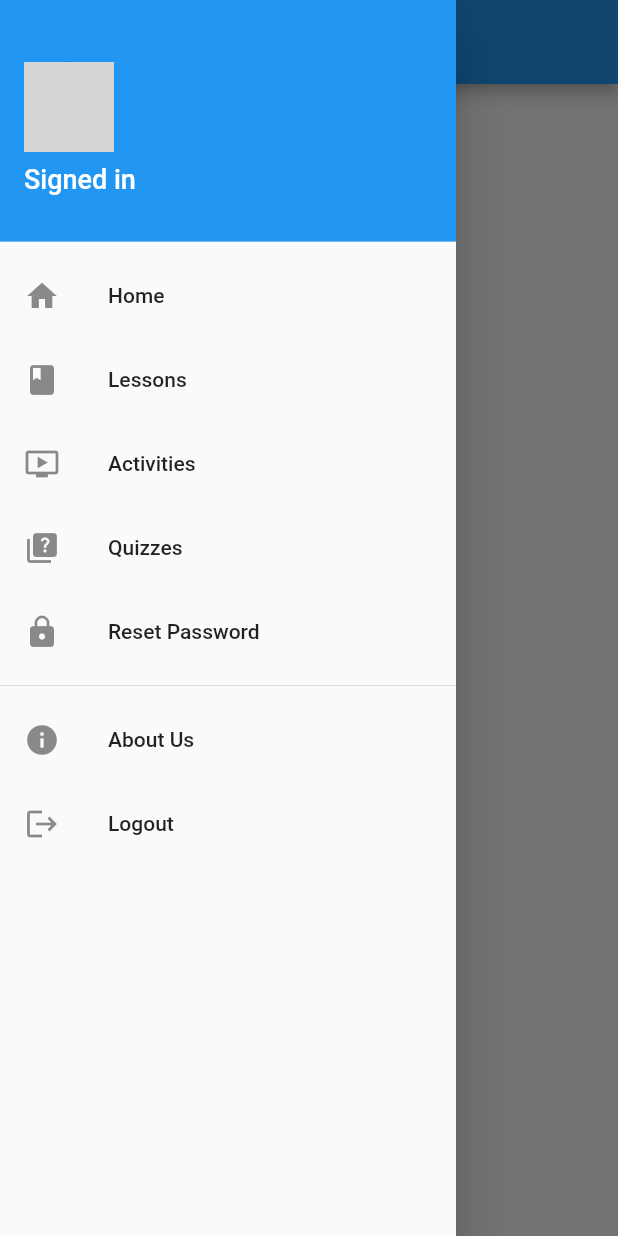
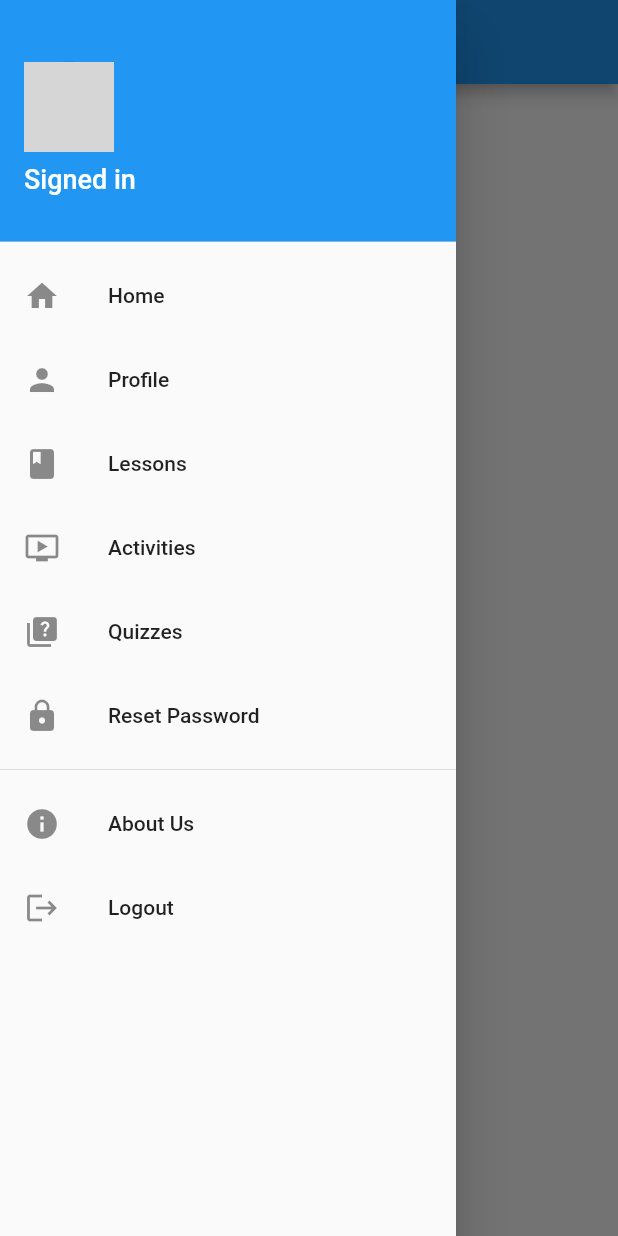
Before and after one commit to sagexfors/basicprog, a Flutter app: the screen it shows once a user with an empty profile is signed in, with the side drawer open, on a phone screen of 412 x 824 dp. Run offline on Flutter 3.47's test engine with Material 2 defaults, Android fonts, the light colour scheme and no system bars; our stand-ins replace cloud_firestore, firebase_auth, firebase_core, firebase_storage, flutter_svg, image_picker; accounts and stored records are empty; generated files the repository leaves out were written again; network calls fail; grey boxes are pictures that could not be loaded.

Commit message:
Add profile picture upload

```diff
--- a/lib/Pages/home_page.dart
+++ b/lib/Pages/home_page.dart
@@ -1,3 +1,4 @@
+import 'package:basicprog/Pages/profile_page.dart';
 import 'package:basicprog/Pages/quizzes_page.dart';
 import 'package:basicprog/Pages/reset_password_page.dart';
 import 'package:firebase_auth/firebase_auth.dart';
@@ -42,47 +43,27 @@ class NavigationDrawer extends StatelessWidget {
       child: ListView(
         padding: EdgeInsets.zero,
         children: [
-          DrawerHeader(
-            decoration: const BoxDecoration(
-              color: Colors.blue,
-            ),
-            child: Column(
-              crossAxisAlignment: CrossAxisAlignment.start,
-              mainAxisAlignment: MainAxisAlignment.end,
-              children: [
-                CircleAvatar(
-                  radius: 30,
-                  backgroundImage: NetworkImage(user!.photoURL ?? ''),
-                ),
-                const SizedBox(height: 8),
-                const Text(
-                  'Signed in',
-                  style: TextStyle(
-                    color: Colors.white,
-                    fontSize: 18,
-                  ),
-                ),
-                const SizedBox(height: 4),
-                Text(
-                  user.email!,
-                  style: const TextStyle(
-                    color: Colors.white,
-                    fontSize: 16,
-                  ),
-                ),
-              ],
-            ),
-          ),
-          ListTile(
-            title: const Text('Home'),
-            leading: const Icon(Icons.home),
+          DrawerHeaderWidget(user: user),
+          DrawerItemWidget(
+            icon: Icons.home,
+            title: 'Home',
             onTap: () {
-              Navigator.pop(context); // Close the drawer
+              Navigator.pop(context);
             },
           ),
-          ListTile(
-            title: const Text('Lessons'),
-            leading: const Icon(Icons.book),
+          DrawerItemWidget(
+            icon: Icons.person,
+            title: 'Profile',
+            onTap: () {
+              Navigator.push(
+                context,
+                MaterialPageRoute(builder: (context) => ProfilePage()),
+              );
+            },
+          ),
+          DrawerItemWidget(
+            icon: Icons.book,
+            title: 'Lessons',
             onTap: () {
               Navigator.push(
                 context,
@@ -90,9 +71,9 @@ class NavigationDrawer extends StatelessWidget {
               );
             },
           ),
-          ListTile(
-            title: const Text('Activities'),
-            leading: const Icon(Icons.ondemand_video),
+          DrawerItemWidget(
+            icon: Icons.ondemand_video,
+            title: 'Activities',
             onTap: () {
               Navigator.push(
                 context,
@@ -100,9 +81,9 @@ class NavigationDrawer extends StatelessWidget {
               );
             },
           ),
-          ListTile(
-            title: const Text('Quizzes'),
-            leading: const Icon(Icons.quiz),
+          DrawerItemWidget(
+            icon: Icons.quiz,
+            title: 'Quizzes',
             onTap: () {
               Navigator.push(
                 context,
@@ -110,32 +91,33 @@ class NavigationDrawer extends StatelessWidget {
               );
             },
           ),
-          ListTile(
-            title: const Text('Reset Password'),
-            leading: const Icon(Icons.lock),
+          DrawerItemWidget(
+            icon: Icons.lock,
+            title: 'Reset Password',
             onTap: () {
               Navigator.push(
                 context,
                 MaterialPageRoute(
-                    builder: (context) => const ResetPasswordPage()),
+                  builder: (context) => const ResetPasswordPage(),
+                ),
               );
             },
           ),
           const Divider(),
-          ListTile(
-            title: const Text('About Us'),
-            leading: const Icon(Icons.info),
+          DrawerItemWidget(
+            icon: Icons.info,
+            title: 'About Us',
             onTap: () {
               Navigator.pushNamed(context, '/about-us');
             },
           ),
           const Spacer(),
-          ListTile(
-            title: const Text('Logout'),
-            leading: const Icon(Icons.logout),
+          DrawerItemWidget(
+            icon: Icons.logout,
+            title: 'Logout',
             onTap: () {
               FirebaseAuth.instance.signOut();
-              Navigator.pop(context); // Close the drawer
+              Navigator.pop(context);
             },
           ),
         ],
@@ -143,3 +125,67 @@ class NavigationDrawer extends StatelessWidget {
     );
   }
 }
+
+class DrawerHeaderWidget extends StatelessWidget {
+  final User? user;
+
+  const DrawerHeaderWidget({Key? key, required this.user}) : super(key: key);
+
+  @override
+  Widget build(BuildContext context) {
+    return DrawerHeader(
+      decoration: const BoxDecoration(
+        color: Colors.blue,
+      ),
+      child: Column(
+        crossAxisAlignment: CrossAxisAlignment.start,
+        mainAxisAlignment: MainAxisAlignment.end,
+        children: [
+          CircleAvatar(
+            radius: 30,
+            backgroundImage: NetworkImage(user!.photoURL ?? ''),
+            //TODO: get image from cloud firestore instead. if no image then default avatar.
+          ),
+          const SizedBox(height: 8),
+          const Text(
+            'Signed in',
+            style: TextStyle(
+              color: Colors.white,
+              fontSize: 18,
+            ),
+          ),
+          const SizedBox(height: 4),
+          Text(
+            user!.email!,
+            style: const TextStyle(
+              color: Colors.white,
+              fontSize: 16,
+            ),
+          ),
+        ],
+      ),
+    );
+  }
+}
+
+class DrawerItemWidget extends StatelessWidget {
+  final IconData icon;
+  final String title;
+  final VoidCallback onTap;
+
+  const DrawerItemWidget({
+    Key? key,
+    required this.icon,
+    required this.title,
+    required this.onTap,
+  }) : super(key: key);
+
+  @override
+  Widget build(BuildContext context) {
+    return ListTile(
+      title: Text(title),
+      leading: Icon(icon),
+      onTap: onTap,
+    );
+  }
+}
--- a/pubspec.yaml
+++ b/pubspec.yaml
@@ -39,6 +39,8 @@ dependencies:
   flutter_svg: ^2.0.7
   cloud_firestore: ^4.8.1
   flutter_launcher_icons: ^0.13.1
+  firebase_storage: ^11.2.3
+  image_picker: ^0.8.9
 
 dev_dependencies:
   flutter_test:
@@ -71,6 +73,7 @@ flutter:
     - assets/images/temp_lessons.png
     - assets/images/temp_quizzes.png
     - assets/images/temp_about_us.png
+    - assets/default_avatar.png
 
   # An image asset can refer to one or more resolution-specific "variants", see
   # https://flutter.dev/assets-and-images/#resolution-aware
```
Also changed, not shown: lib/Pages/profile_page.dart (added, +109 -0 lines), assets/default_avatar.png (added).
